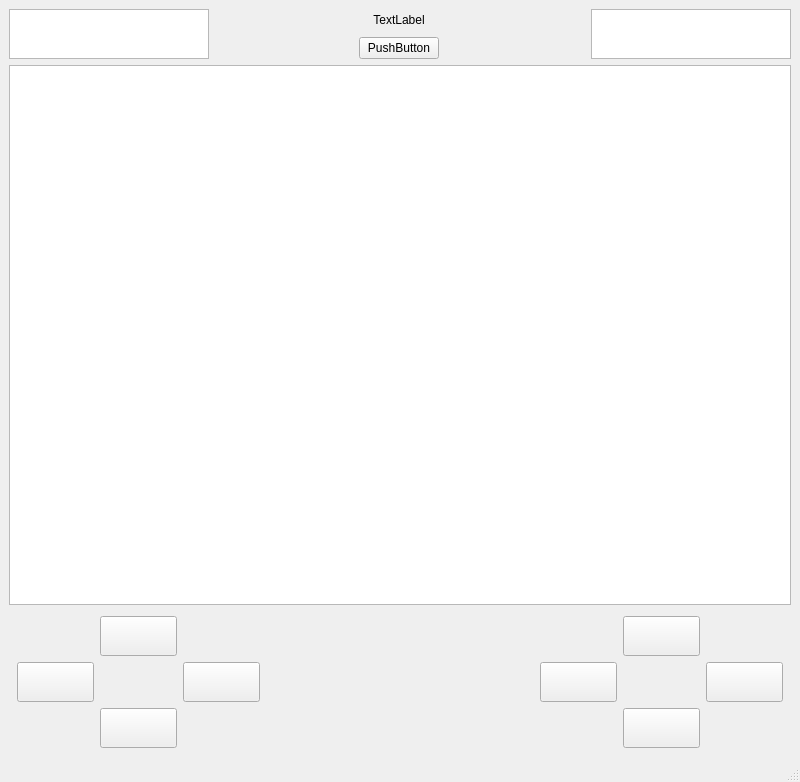
Above: VideoJuego/mainwindow.ui from ana-henao/Proyecto-Final---Naval-warfare-mediterraneum before the change. Below: the same form after it.
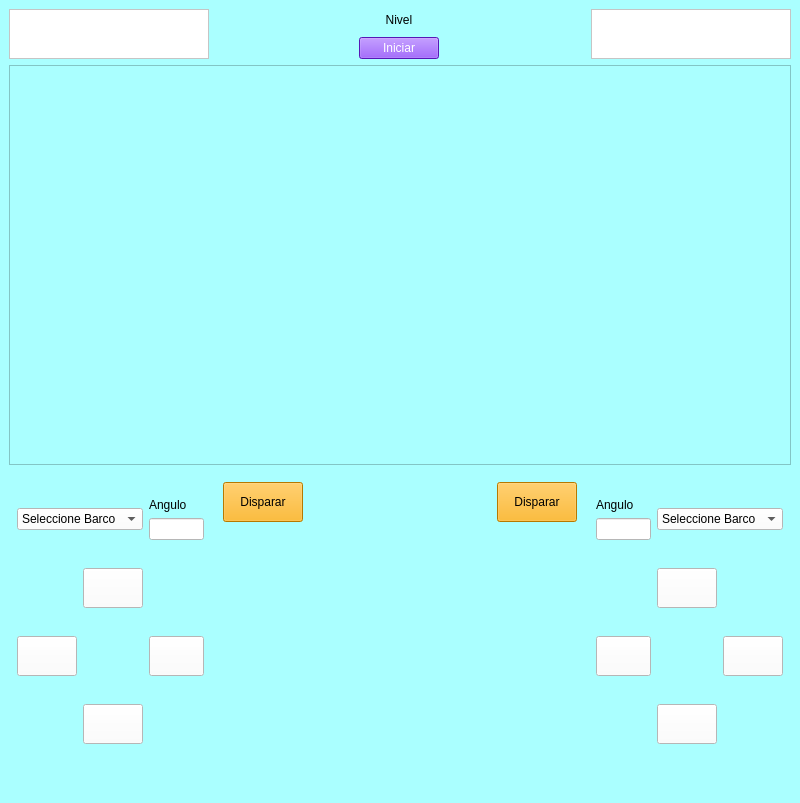
That is the form after the change. Icons and pictures are not drawn.

What changed in the file:
```diff
--- a/VideoJuego/mainwindow.ui
+++ b/VideoJuego/mainwindow.ui
@@ -7,22 +7,35 @@
     <x>0</x>
     <y>0</y>
     <width>800</width>
-    <height>600</height>
+    <height>803</height>
    </rect>
   </property>
   <property name="windowTitle">
    <string>MainWindow</string>
   </property>
+  <property name="styleSheet">
+   <string notr="true">background-color: rgb(170, 255, 255);
+</string>
+  </property>
   <widget class="QWidget" name="centralwidget">
    <layout class="QGridLayout" name="gridLayout">
     <item row="3" column="0">
      <widget class="QGraphicsView" name="graphicsView_2">
       <property name="minimumSize">
        <size>
-        <width>0</width>
-        <height>540</height>
+        <width>700</width>
+        <height>400</height>
        </size>
       </property>
+      <property name="maximumSize">
+       <size>
+        <width>16777215</width>
+        <height>440</height>
+       </size>
+      </property>
+      <property name="styleSheet">
+       <string notr="true">background-image: url(:/pictures/fondo azul mar blue wallpaper (46)-829110_800.jpeg);</string>
+      </property>
      </widget>
     </item>
     <item row="2" column="0">
@@ -44,6 +57,9 @@
           <height>50</height>
          </size>
         </property>
+        <property name="styleSheet">
+         <string notr="true">background-color: rgb(255, 255, 255);</string>
+        </property>
        </widget>
       </item>
       <item>
@@ -70,7 +86,7 @@
         <item>
          <widget class="QLabel" name="label">
           <property name="text">
-           <string>TextLabel</string>
+           <string>Nivel</string>
           </property>
           <property name="alignment">
            <set>Qt::AlignCenter</set>
@@ -79,8 +95,12 @@
         </item>
         <item>
          <widget class="QPushButton" name="pushButton">
+          <property name="styleSheet">
+           <string notr="true">background-color: rgb(122, 34, 255);
+color: rgb(255, 255, 255);</string>
+          </property>
           <property name="text">
-           <string>PushButton</string>
+           <string>Iniciar</string>
           </property>
          </widget>
         </item>
@@ -113,6 +133,9 @@
           <height>50</height>
          </size>
         </property>
+        <property name="styleSheet">
+         <string notr="true">background-color: rgb(255, 255, 255);</string>
+        </property>
        </widget>
       </item>
      </layout>
@@ -127,13 +150,16 @@
       </property>
       <item>
        <layout class="QGridLayout" name="gridLayout_2">
+        <property name="sizeConstraint">
+         <enum>QLayout::SetDefaultConstraint</enum>
+        </property>
         <property name="leftMargin">
          <number>8</number>
         </property>
         <property name="rightMargin">
          <number>8</number>
         </property>
-        <item row="1" column="0">
+        <item row="3" column="0">
          <widget class="QPushButton" name="pushButton_4">
           <property name="minimumSize">
            <size>
@@ -144,15 +170,18 @@
           <property name="maximumSize">
            <size>
             <width>16777215</width>
-            <height>40</height>
+            <height>16777215</height>
            </size>
           </property>
+          <property name="styleSheet">
+           <string notr="true">background-color: rgb(255, 255, 255);</string>
+          </property>
           <property name="text">
            <string/>
           </property>
           <property name="icon">
-           <iconset>
-            <normaloff>pictures/izq.png</normaloff>pictures/izq.png</iconset>
+           <iconset resource="pictures.qrc">
+            <normaloff>:/pictures/izq.png</normaloff>:/pictures/izq.png</iconset>
           </property>
           <property name="iconSize">
            <size>
@@ -162,30 +191,20 @@
           </property>
          </widget>
         </item>
-        <item row="0" column="1">
-         <widget class="QPushButton" name="pushButton_2">
-          <property name="minimumSize">
-           <size>
-            <width>40</width>
-            <height>40</height>
-           </size>
+        <item row="4" column="0">
+         <spacer name="horizontalSpacer_7">
+          <property name="orientation">
+           <enum>Qt::Horizontal</enum>
           </property>
-          <property name="text">
-           <string/>
-          </property>
-          <property name="icon">
-           <iconset>
-            <normaloff>pictures/arriba.png</normaloff>pictures/arriba.png</iconset>
-          </property>
-          <property name="iconSize">
+          <property name="sizeHint" stdset="0">
            <size>
-            <width>40</width>
+            <width>20</width>
             <height>40</height>
            </size>
           </property>
-         </widget>
+         </spacer>
         </item>
-        <item row="1" column="1">
+        <item row="3" column="1">
          <spacer name="horizontalSpacer_6">
           <property name="orientation">
            <enum>Qt::Horizontal</enum>
@@ -198,20 +217,66 @@
           </property>
          </spacer>
         </item>
-        <item row="0" column="2">
-         <spacer name="horizontalSpacer_5">
+        <item row="1" column="0" colspan="2">
+         <widget class="QComboBox" name="comboBox">
+          <property name="maximumSize">
+           <size>
+            <width>16777215</width>
+            <height>16777215</height>
+           </size>
+          </property>
+          <property name="styleSheet">
+           <string notr="true">background-color: rgb(255, 255, 255);</string>
+          </property>
+          <property name="currentText">
+           <string>Seleccione Barco</string>
+          </property>
+          <item>
+           <property name="text">
+            <string>Seleccione Barco</string>
+           </property>
+          </item>
+          <item>
+           <property name="text">
+            <string>Balsa</string>
+           </property>
+          </item>
+          <item>
+           <property name="text">
+            <string>Vela</string>
+           </property>
+          </item>
+          <item>
+           <property name="text">
+            <string>Kayak</string>
+           </property>
+          </item>
+          <item>
+           <property name="text">
+            <string>Barco Pequeño</string>
+           </property>
+          </item>
+          <item>
+           <property name="text">
+            <string>Barco Largo</string>
+           </property>
+          </item>
+         </widget>
+        </item>
+        <item row="4" column="2">
+         <spacer name="horizontalSpacer_8">
           <property name="orientation">
            <enum>Qt::Horizontal</enum>
           </property>
           <property name="sizeHint" stdset="0">
            <size>
-            <width>20</width>
+            <width>10</width>
             <height>40</height>
            </size>
           </property>
          </spacer>
         </item>
-        <item row="1" column="2">
+        <item row="3" column="2">
          <widget class="QPushButton" name="pushButton_5">
           <property name="minimumSize">
            <size>
@@ -219,12 +284,22 @@
             <height>40</height>
            </size>
           </property>
+          <property name="maximumSize">
+           <size>
+            <width>70</width>
+            <height>16777215</height>
+           </size>
+          </property>
+          <property name="styleSheet">
+           <string notr="true">background-color: rgb(255, 255, 255);
+</string>
+          </property>
           <property name="text">
            <string/>
           </property>
           <property name="icon">
-           <iconset>
-            <normaloff>pictures/der.png</normaloff>pictures/der.png</iconset>
+           <iconset resource="pictures.qrc">
+            <normaloff>:/pictures/der.png</normaloff>:/pictures/der.png</iconset>
           </property>
           <property name="iconSize">
            <size>
@@ -234,7 +309,66 @@
           </property>
          </widget>
         </item>
-        <item row="0" column="0">
+        <item row="2" column="1">
+         <widget class="QPushButton" name="pushButton_2">
+          <property name="minimumSize">
+           <size>
+            <width>40</width>
+            <height>40</height>
+           </size>
+          </property>
+          <property name="styleSheet">
+           <string notr="true">background-color: rgb(255, 255, 255);</string>
+          </property>
+          <property name="text">
+           <string/>
+          </property>
+          <property name="icon">
+           <iconset resource="pictures.qrc">
+            <normaloff>:/pictures/arriba.png</normaloff>:/pictures/arriba.png</iconset>
+          </property>
+          <property name="iconSize">
+           <size>
+            <width>40</width>
+            <height>40</height>
+           </size>
+          </property>
+         </widget>
+        </item>
+        <item row="1" column="2">
+         <layout class="QVBoxLayout" name="verticalLayout_2">
+          <item>
+           <widget class="QLabel" name="label_2">
+            <property name="styleSheet">
+             <string notr="true"/>
+            </property>
+            <property name="text">
+             <string>Angulo</string>
+            </property>
+           </widget>
+          </item>
+          <item>
+           <widget class="QLineEdit" name="lineEdit">
+            <property name="minimumSize">
+             <size>
+              <width>55</width>
+              <height>0</height>
+             </size>
+            </property>
+            <property name="maximumSize">
+             <size>
+              <width>55</width>
+              <height>16777215</height>
+             </size>
+            </property>
+            <property name="styleSheet">
+             <string notr="true">background-color: rgb(255, 255, 255);</string>
+            </property>
+           </widget>
+          </item>
+         </layout>
+        </item>
+        <item row="2" column="0">
          <spacer name="horizontalSpacer_4">
           <property name="orientation">
            <enum>Qt::Horizontal</enum>
@@ -247,20 +381,20 @@
           </property>
          </spacer>
         </item>
-        <item row="2" column="0">
-         <spacer name="horizontalSpacer_7">
+        <item row="2" column="2">
+         <spacer name="horizontalSpacer_5">
           <property name="orientation">
            <enum>Qt::Horizontal</enum>
           </property>
           <property name="sizeHint" stdset="0">
            <size>
-            <width>20</width>
+            <width>10</width>
             <height>40</height>
            </size>
           </property>
          </spacer>
         </item>
-        <item row="2" column="1">
+        <item row="4" column="1">
          <widget class="QPushButton" name="pushButton_6">
           <property name="minimumSize">
            <size>
@@ -274,12 +408,15 @@
             <height>40</height>
            </size>
           </property>
+          <property name="styleSheet">
+           <string notr="true">background-color: rgb(255, 255, 255);</string>
+          </property>
           <property name="text">
            <string/>
           </property>
           <property name="icon">
-           <iconset>
-            <normaloff>pictures/abajo.png</normaloff>pictures/abajo.png</iconset>
+           <iconset resource="pictures.qrc">
+            <normaloff>:/pictures/abajo.png</normaloff>:/pictures/abajo.png</iconset>
           </property>
           <property name="iconSize">
            <size>
@@ -289,10 +426,46 @@
           </property>
          </widget>
         </item>
-        <item row="2" column="2">
-         <spacer name="horizontalSpacer_8">
+       </layout>
+      </item>
+      <item>
+       <layout class="QVBoxLayout" name="verticalLayout_3">
+        <property name="leftMargin">
+         <number>5</number>
+        </property>
+        <property name="topMargin">
+         <number>6</number>
+        </property>
+        <property name="rightMargin">
+         <number>5</number>
+        </property>
+        <item>
+         <widget class="QPushButton" name="pushButton_10">
+          <property name="minimumSize">
+           <size>
+            <width>0</width>
+            <height>40</height>
+           </size>
+          </property>
+          <property name="maximumSize">
+           <size>
+            <width>16777215</width>
+            <height>40</height>
+           </size>
+          </property>
+          <property name="styleSheet">
+           <string notr="true">background-color: rgb(255, 170, 0);
+</string>
+          </property>
+          <property name="text">
+           <string>Disparar</string>
+          </property>
+         </widget>
+        </item>
+        <item>
+         <spacer name="verticalSpacer">
           <property name="orientation">
-           <enum>Qt::Horizontal</enum>
+           <enum>Qt::Vertical</enum>
           </property>
           <property name="sizeHint" stdset="0">
            <size>
@@ -317,6 +490,54 @@
         </property>
        </spacer>
       </item>
+      <item>
+       <layout class="QVBoxLayout" name="verticalLayout_4">
+        <property name="leftMargin">
+         <number>5</number>
+        </property>
+        <property name="topMargin">
+         <number>6</number>
+        </property>
+        <property name="rightMargin">
+         <number>5</number>
+        </property>
+        <item>
+         <widget class="QPushButton" name="pushButton_11">
+          <property name="minimumSize">
+           <size>
+            <width>0</width>
+            <height>40</height>
+           </size>
+          </property>
+          <property name="maximumSize">
+           <size>
+            <width>16777215</width>
+            <height>40</height>
+           </size>
+          </property>
+          <property name="styleSheet">
+           <string notr="true">background-color: rgb(255, 170, 0);</string>
+          </property>
+          <property name="text">
+           <string>Disparar</string>
+          </property>
+         </widget>
+        </item>
+        <item>
+         <spacer name="verticalSpacer_2">
+          <property name="orientation">
+           <enum>Qt::Vertical</enum>
+          </property>
+          <property name="sizeHint" stdset="0">
+           <size>
+            <width>20</width>
+            <height>40</height>
+           </size>
+          </property>
+         </spacer>
+        </item>
+       </layout>
+      </item>
       <item>
        <layout class="QGridLayout" name="gridLayout_3">
         <property name="leftMargin">
@@ -325,30 +546,7 @@
         <property name="rightMargin">
          <number>8</number>
         </property>
-        <item row="0" column="1">
-         <widget class="QPushButton" name="pushButton_3">
-          <property name="minimumSize">
-           <size>
-            <width>40</width>
-            <height>40</height>
-           </size>
-          </property>
-          <property name="text">
-           <string/>
-          </property>
-          <property name="icon">
-           <iconset>
-            <normaloff>pictures/arriba.png</normaloff>pictures/arriba.png</iconset>
-          </property>
-          <property name="iconSize">
-           <size>
-            <width>40</width>
-            <height>40</height>
-           </size>
-          </property>
-         </widget>
-        </item>
-        <item row="0" column="0">
+        <item row="2" column="0">
          <spacer name="horizontalSpacer_9">
           <property name="orientation">
            <enum>Qt::Horizontal</enum>
@@ -361,7 +559,20 @@
           </property>
          </spacer>
         </item>
-        <item row="1" column="2">
+        <item row="4" column="0">
+         <spacer name="horizontalSpacer_12">
+          <property name="orientation">
+           <enum>Qt::Horizontal</enum>
+          </property>
+          <property name="sizeHint" stdset="0">
+           <size>
+            <width>20</width>
+            <height>40</height>
+           </size>
+          </property>
+         </spacer>
+        </item>
+        <item row="3" column="2">
          <widget class="QPushButton" name="pushButton_8">
           <property name="minimumSize">
            <size>
@@ -369,35 +580,15 @@
             <height>40</height>
            </size>
           </property>
-          <property name="text">
-           <string/>
+          <property name="styleSheet">
+           <string notr="true">background-color: rgb(255, 255, 255);</string>
           </property>
-          <property name="icon">
-           <iconset>
-            <normaloff>pictures/der.png</normaloff>pictures/der.png</iconset>
-          </property>
-          <property name="iconSize">
-           <size>
-            <width>40</width>
-            <height>40</height>
-           </size>
-          </property>
-         </widget>
-        </item>
-        <item row="1" column="0">
-         <widget class="QPushButton" name="pushButton_7">
-          <property name="minimumSize">
-           <size>
-            <width>40</width>
-            <height>40</height>
-           </size>
-          </property>
           <property name="text">
            <string/>
           </property>
           <property name="icon">
-           <iconset>
-            <normaloff>pictures/izq.png</normaloff>pictures/izq.png</iconset>
+           <iconset resource="pictures.qrc">
+            <normaloff>:/pictures/der.png</normaloff>:/pictures/der.png</iconset>
           </property>
           <property name="iconSize">
            <size>
@@ -407,20 +598,7 @@
           </property>
          </widget>
         </item>
-        <item row="0" column="2">
-         <spacer name="horizontalSpacer_10">
-          <property name="orientation">
-           <enum>Qt::Horizontal</enum>
-          </property>
-          <property name="sizeHint" stdset="0">
-           <size>
-            <width>40</width>
-            <height>20</height>
-           </size>
-          </property>
-         </spacer>
-        </item>
-        <item row="1" column="1">
+        <item row="3" column="1">
          <spacer name="horizontalSpacer_11">
           <property name="orientation">
            <enum>Qt::Horizontal</enum>
@@ -433,43 +611,20 @@
           </property>
          </spacer>
         </item>
-        <item row="2" column="0">
-         <spacer name="horizontalSpacer_12">
+        <item row="2" column="2">
+         <spacer name="horizontalSpacer_10">
           <property name="orientation">
            <enum>Qt::Horizontal</enum>
           </property>
           <property name="sizeHint" stdset="0">
            <size>
-            <width>20</width>
-            <height>40</height>
+            <width>40</width>
+            <height>20</height>
            </size>
           </property>
          </spacer>
         </item>
-        <item row="2" column="1">
-         <widget class="QPushButton" name="pushButton_9">
-          <property name="minimumSize">
-           <size>
-            <width>40</width>
-            <height>40</height>
-           </size>
-          </property>
-          <property name="text">
-           <string/>
-          </property>
-          <property name="icon">
-           <iconset>
-            <normaloff>pictures/abajo.png</normaloff>pictures/abajo.png</iconset>
-          </property>
-          <property name="iconSize">
-           <size>
-            <width>40</width>
-            <height>40</height>
-           </size>
-          </property>
-         </widget>
-        </item>
-        <item row="2" column="2">
+        <item row="4" column="2">
          <spacer name="horizontalSpacer_13">
           <property name="orientation">
            <enum>Qt::Horizontal</enum>
@@ -482,6 +637,165 @@
           </property>
          </spacer>
         </item>
+        <item row="3" column="0">
+         <widget class="QPushButton" name="pushButton_7">
+          <property name="minimumSize">
+           <size>
+            <width>40</width>
+            <height>40</height>
+           </size>
+          </property>
+          <property name="maximumSize">
+           <size>
+            <width>70</width>
+            <height>16777215</height>
+           </size>
+          </property>
+          <property name="styleSheet">
+           <string notr="true">background-color: rgb(255, 255, 255);
+</string>
+          </property>
+          <property name="text">
+           <string/>
+          </property>
+          <property name="icon">
+           <iconset resource="pictures.qrc">
+            <normaloff>:/pictures/izq.png</normaloff>:/pictures/izq.png</iconset>
+          </property>
+          <property name="iconSize">
+           <size>
+            <width>40</width>
+            <height>40</height>
+           </size>
+          </property>
+         </widget>
+        </item>
+        <item row="2" column="1">
+         <widget class="QPushButton" name="pushButton_3">
+          <property name="minimumSize">
+           <size>
+            <width>40</width>
+            <height>40</height>
+           </size>
+          </property>
+          <property name="styleSheet">
+           <string notr="true">background-color: rgb(255, 255, 255);
+</string>
+          </property>
+          <property name="text">
+           <string/>
+          </property>
+          <property name="icon">
+           <iconset resource="pictures.qrc">
+            <normaloff>:/pictures/arriba.png</normaloff>:/pictures/arriba.png</iconset>
+          </property>
+          <property name="iconSize">
+           <size>
+            <width>40</width>
+            <height>40</height>
+           </size>
+          </property>
+         </widget>
+        </item>
+        <item row="4" column="1">
+         <widget class="QPushButton" name="pushButton_9">
+          <property name="minimumSize">
+           <size>
+            <width>40</width>
+            <height>40</height>
+           </size>
+          </property>
+          <property name="styleSheet">
+           <string notr="true">background-color: rgb(255, 255, 255);</string>
+          </property>
+          <property name="text">
+           <string/>
+          </property>
+          <property name="icon">
+           <iconset resource="pictures.qrc">
+            <normaloff>:/pictures/abajo.png</normaloff>:/pictures/abajo.png</iconset>
+          </property>
+          <property name="iconSize">
+           <size>
+            <width>40</width>
+            <height>40</height>
+           </size>
+          </property>
+         </widget>
+        </item>
+        <item row="1" column="1" colspan="2">
+         <widget class="QComboBox" name="comboBox_2">
+          <property name="styleSheet">
+           <string notr="true">background-color: rgb(255, 255, 255);</string>
+          </property>
+          <item>
+           <property name="text">
+            <string>Seleccione Barco</string>
+           </property>
+          </item>
+          <item>
+           <property name="text">
+            <string>Balsa</string>
+           </property>
+          </item>
+          <item>
+           <property name="text">
+            <string>Vela</string>
+           </property>
+          </item>
+          <item>
+           <property name="text">
+            <string>Kayak</string>
+           </property>
+          </item>
+          <item>
+           <property name="text">
+            <string>Barco pequeño</string>
+           </property>
+          </item>
+          <item>
+           <property name="text">
+            <string>Barco Largo</string>
+           </property>
+          </item>
+         </widget>
+        </item>
+        <item row="1" column="0">
+         <layout class="QVBoxLayout" name="verticalLayout_5">
+          <item>
+           <widget class="QLabel" name="label_3">
+            <property name="maximumSize">
+             <size>
+              <width>70</width>
+              <height>16777215</height>
+             </size>
+            </property>
+            <property name="text">
+             <string>Angulo</string>
+            </property>
+           </widget>
+          </item>
+          <item>
+           <widget class="QLineEdit" name="lineEdit_2">
+            <property name="minimumSize">
+             <size>
+              <width>55</width>
+              <height>0</height>
+             </size>
+            </property>
+            <property name="maximumSize">
+             <size>
+              <width>55</width>
+              <height>16777215</height>
+             </size>
+            </property>
+            <property name="styleSheet">
+             <string notr="true">background-color: rgb(255, 255, 255);</string>
+            </property>
+           </widget>
+          </item>
+         </layout>
+        </item>
        </layout>
       </item>
      </layout>
```
Left out of the diff: 4 changed lines with no effect on the pictures.
